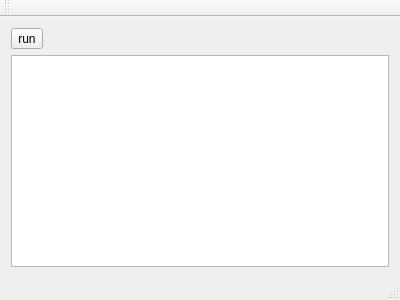
Qt form qTestLibRunner/mainwindow.ui (pioupus/qTestLibRunner) before a commit.
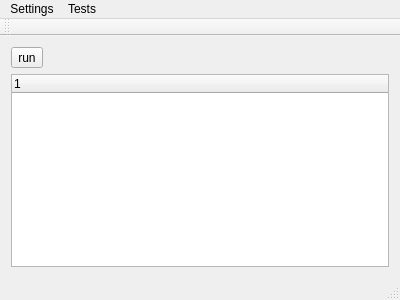
The same form after that commit.

What changed in the file:
```diff
--- a/qTestLibRunner/mainwindow.ui
+++ b/qTestLibRunner/mainwindow.ui
@@ -15,10 +15,16 @@
   </property>
   <widget class="QWidget" name="centralWidget">
    <layout class="QGridLayout" name="gridLayout">
-    <item row="2" column="0">
-     <widget class="QTreeView" name="treeView"/>
-    </item>
     <item row="1" column="0">
+     <widget class="QTreeWidget" name="treeWidget">
+      <column>
+       <property name="text">
+        <string notr="true">1</string>
+       </property>
+      </column>
+     </widget>
+    </item>
+    <item row="0" column="0">
      <widget class="QToolButton" name="btnRun">
       <property name="text">
        <string>run</string>
@@ -33,9 +39,25 @@
      <x>0</x>
      <y>0</y>
      <width>400</width>
-     <height>20</height>
+     <height>21</height>
     </rect>
    </property>
+   <widget class="QMenu" name="menuSettings">
+    <property name="title">
+     <string>Settings</string>
+    </property>
+    <addaction name="actionEditSettings"/>
+    <addaction name="actionLoad_from_File"/>
+    <addaction name="actionSave_as"/>
+   </widget>
+   <widget class="QMenu" name="menuTests">
+    <property name="title">
+     <string>Tests</string>
+    </property>
+    <addaction name="actionRun"/>
+   </widget>
+   <addaction name="menuSettings"/>
+   <addaction name="menuTests"/>
   </widget>
   <widget class="QToolBar" name="mainToolBar">
    <attribute name="toolBarArea">
```
Left out of the diff: 29 changed lines with no effect on the pictures.
